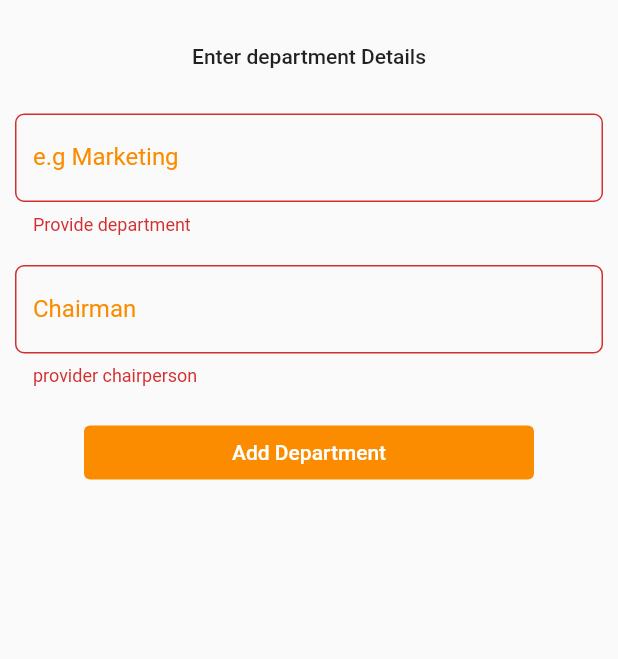
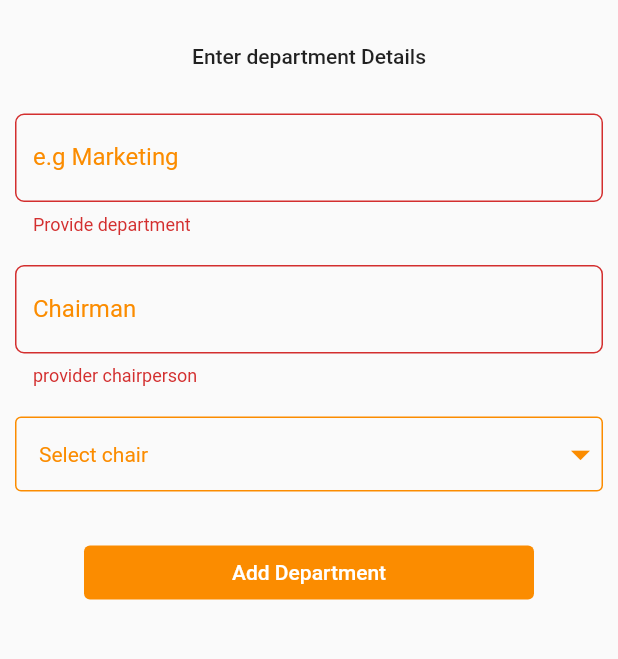
Before and after one commit to Brian-mula/profile, a Flutter app: the NewDepartment screen opened by its route, after a tap on "Add Department", on a phone screen of 412 x 824 dp, the part 161-820 px from its top. Run offline on Flutter 3.47's test engine with Material 2 defaults, Android fonts, the phone set to English and light mode, and no system bars; our stand-ins replace cloud_firestore, connectivity_plus, dropdown_button2, firebase_auth, firebase_core, flutter_riverpod and 2 more; accounts and stored records are empty.

Commit message:
departments can be added to firebase

```diff
--- a/lib/database/users_db.dart
+++ b/lib/database/users_db.dart
@@ -11,7 +11,8 @@ class UsersController {
   Stream<List<UsersModel>> allUser() {
     return users.snapshots().map((snapshot) {
       return snapshot.docs.map((doc) {
-        return UsersModel.fromJson(doc as Map<String, dynamic>);
+        return UsersModel.fromJson(
+            doc as DocumentSnapshot<Map<String, dynamic>>);
       }).toList();
     });
   }
--- a/lib/models/usersModel.dart
+++ b/lib/models/usersModel.dart
@@ -1,3 +1,5 @@
+import 'package:cloud_firestore/cloud_firestore.dart';
+
 class UsersModel {
   String? id;
   String email;
@@ -5,8 +7,12 @@ class UsersModel {
 
   UsersModel({required this.email, required this.username, this.id});
 
-  factory UsersModel.fromJson(Map<String, dynamic> map) {
+  factory UsersModel.fromJson(DocumentSnapshot<Map<String, dynamic>> map) {
+    final data = map.data();
     return UsersModel(
-        email: map['email'], username: map['username'], id: map['id']);
+      id: data!['id'],
+      email: data['email'],
+      username: data['username'],
+    );
   }
 }
--- a/lib/providers/users_provider.dart
+++ b/lib/providers/users_provider.dart
@@ -1,6 +1,11 @@
 import 'package:flutter_riverpod/flutter_riverpod.dart';
 import 'package:payroll/database/users_db.dart';
+import 'package:payroll/models/usersModel.dart';
 
 final usersProvider = Provider<UsersController>((ref) {
   return UsersController();
 });
+
+final allUsersProvider = StreamProvider<List<UsersModel>>((ref) {
+  return ref.read(usersProvider).allUser();
+});
--- a/lib/views/departments/new_department.dart
+++ b/lib/views/departments/new_department.dart
@@ -1,7 +1,9 @@
+import 'package:dropdown_button2/dropdown_button2.dart';
 import 'package:flutter/material.dart';
 import 'package:flutter_riverpod/flutter_riverpod.dart';
 import 'package:payroll/models/department_model.dart';
 import 'package:payroll/providers/departments_provider.dart';
+import 'package:payroll/providers/users_provider.dart';
 
 class NewDepartment extends ConsumerStatefulWidget {
   const NewDepartment({super.key});
@@ -20,8 +22,13 @@ class _NewDepartmentState extends ConsumerState<NewDepartment> {
     TextEditingController chairperson = TextEditingController();
 
     final departments = ref.watch(departmentsProvider);
+
+    final allUsers = ref.watch(allUsersProvider);
+
+    String? selectedchair;
     return Scaffold(
-      body: Container(
+        body: allUsers.when(
+            data: (users) => Container(
                   padding: const EdgeInsets.only(
                     top: 60,
                     left: 10,
@@ -84,19 +91,75 @@ class _NewDepartmentState extends ConsumerState<NewDepartment> {
                               const SizedBox(
                                 height: 20,
                               ),
+                              DropdownButtonFormField2(
+                                decoration: InputDecoration(
+                                    isDense: true,
+                                    contentPadding: EdgeInsets.zero,
+                                    border: OutlineInputBorder(
+                                        borderRadius: BorderRadius.circular(6)),
+                                    enabledBorder: OutlineInputBorder(
+                                        borderSide: BorderSide(
+                                            color: Colors.orange.shade600))),
+                                isExpanded: true,
+                                hint: Text(
+                                  "Select chair",
+                                  style: theme.textTheme.bodyMedium!
+                                      .copyWith(color: Colors.orange.shade600),
+                                ),
+                                items: users
+                                    .map((user) => DropdownMenuItem<String>(
+                                          value: user.username,
+                                          child: Text(
+                                            user.username,
+                                            style: theme.textTheme.bodyMedium!
+                                                .copyWith(
+                                                    color:
+                                                        Colors.orange.shade600),
+                                          ),
+                                        ))
+                                    .toList(),
+                                onChanged: (value) {
+                                  setState(() {
+                                    selectedchair = value;
+                                  });
+                                },
+                                dropdownStyleData: DropdownStyleData(
+                                    decoration: BoxDecoration(
+                                        borderRadius:
+                                            BorderRadius.circular(6))),
+                                buttonStyleData: ButtonStyleData(
+                                    height: 50,
+                                    decoration: BoxDecoration(
+                                      borderRadius: BorderRadius.circular(6),
+                                    )),
+                                iconStyleData: IconStyleData(
+                                    icon: Icon(
+                                  Icons.arrow_drop_down,
+                                  size: 30,
+                                  color: Colors.orange.shade600,
+                                )),
+                              ),
+                              const SizedBox(
+                                height: 30,
+                              ),
                               SizedBox(
                                 width: 300,
                                 child: ElevatedButton(
                                     style: ButtonStyle(
-                              backgroundColor: MaterialStateProperty.all(
+                                        backgroundColor:
+                                            MaterialStateProperty.all(
                                                 Colors.orange.shade600),
-                              elevation: MaterialStateProperty.all(0.0)),
+                                        elevation:
+                                            MaterialStateProperty.all(0.0)),
                                     onPressed: () async {
                                       if (_formKey.currentState!.validate()) {
-                              DepartmentModel departmentModel = DepartmentModel(
-                                  chairman: chairperson.text, name: name.text);
+                                        DepartmentModel departmentModel =
+                                            DepartmentModel(
+                                                chairman: selectedchair!,
+                                                name: name.text);
 
-                              await departments.newDepartment(departmentModel);
+                                        await departments
+                                            .newDepartment(departmentModel);
                                       }
                                     },
                                     child: const Text("Add Department")),
@@ -106,7 +169,12 @@ class _NewDepartmentState extends ConsumerState<NewDepartment> {
                     ],
                   ),
                 ),
-    );
+            error: (err, stackTrace) => Center(
+                  child: Text(err.toString()),
+                ),
+            loading: () => const Center(
+                  child: CircularProgressIndicator(),
+                )));
   }
 
   InputDecoration fieldDecoration(String label, [IconData? iconData]) {
```
Lines whose indentation alone changed are shown as unchanged.
